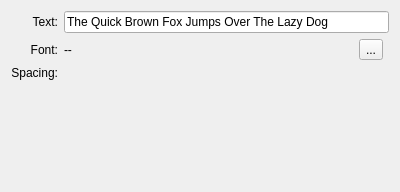
Before: the Qt Designer form krita/plugins/paintops/libpaintop/forms/wdgtextbrush.ui in KDE/krita, drawn with Qt 5.
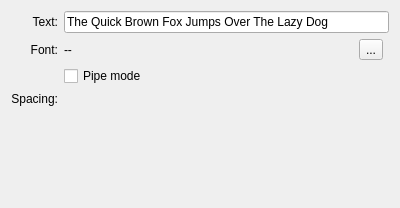
After: the same form once the commit is applied. Custom widgets are drawn as their Qt base class.

What changed in the file:
```diff
--- a/krita/plugins/paintops/libpaintop/forms/wdgtextbrush.ui
+++ b/krita/plugins/paintops/libpaintop/forms/wdgtextbrush.ui
@@ -7,7 +7,7 @@
     <x>0</x>
     <y>0</y>
     <width>400</width>
-    <height>192</height>
+    <height>208</height>
    </rect>
   </property>
   <property name="windowTitle">
@@ -71,7 +71,7 @@
        </property>
       </widget>
      </item>
-     <item row="3" column="0">
+     <item row="5" column="0">
       <widget class="QLabel" name="label_2">
        <property name="text">
         <string>Spacing:</string>
@@ -81,7 +81,7 @@
        </property>
       </widget>
      </item>
-     <item row="4" column="1" colspan="2">
+     <item row="6" column="1" colspan="2">
       <spacer name="spacer2">
        <property name="orientation">
         <enum>Qt::Vertical</enum>
@@ -113,9 +113,19 @@
        </property>
       </widget>
      </item>
-     <item row="3" column="1" colspan="2">
+     <item row="5" column="1" colspan="2">
       <widget class="KisDoubleSliderSpinBox" name="inputSpacing" native="true"/>
      </item>
+     <item row="3" column="1">
+      <widget class="QCheckBox" name="pipeModeChbox">
+       <property name="toolTip">
+        <string>use only one letter at a time</string>
+       </property>
+       <property name="text">
+        <string>Pipe mode</string>
+       </property>
+      </widget>
+     </item>
     </layout>
    </item>
   </layout>
```
